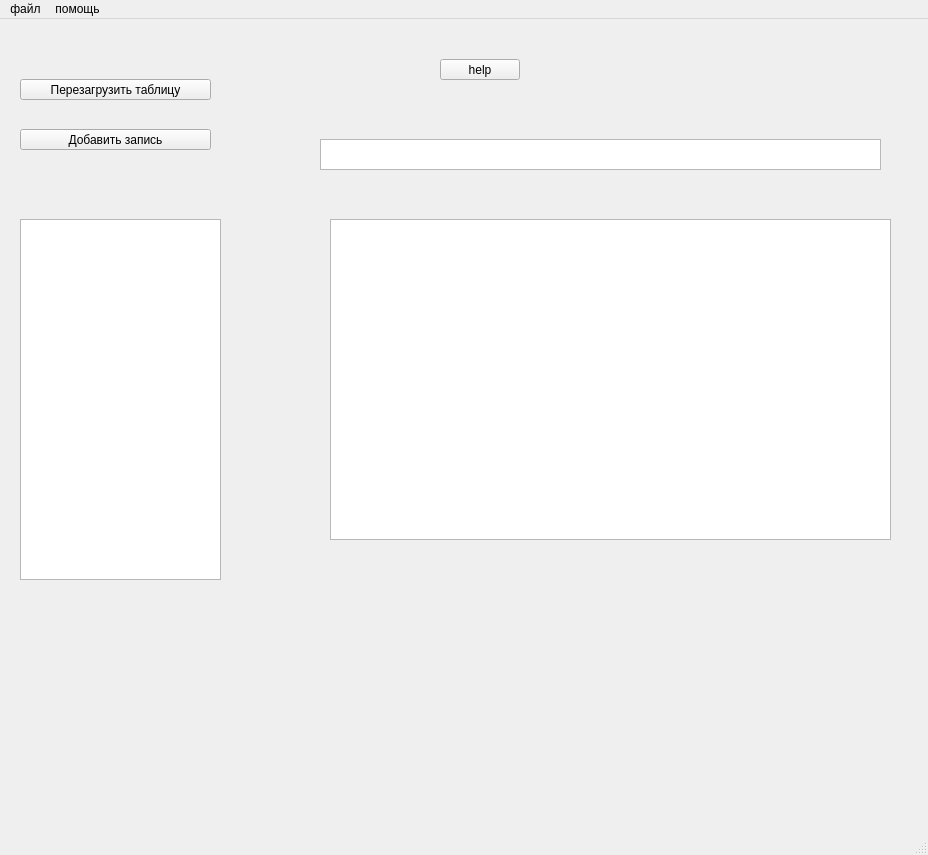
The window that 004_CHMV/QTLearning/CW01/mainwindow.ui (leaptop/repos2) describes before a commit, drawn with Qt 5.
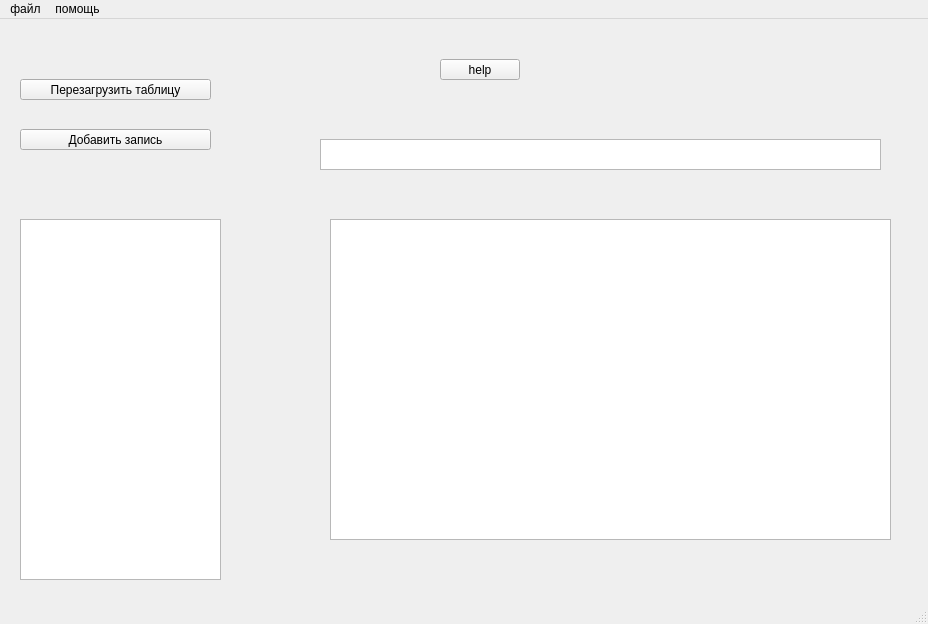
The same window after the commit.

```diff
--- a/004_CHMV/QTLearning/CW01/mainwindow.ui
+++ b/004_CHMV/QTLearning/CW01/mainwindow.ui
@@ -7,7 +7,7 @@
     <x>0</x>
     <y>0</y>
     <width>928</width>
-    <height>855</height>
+    <height>624</height>
    </rect>
   </property>
   <property name="windowTitle">
```
